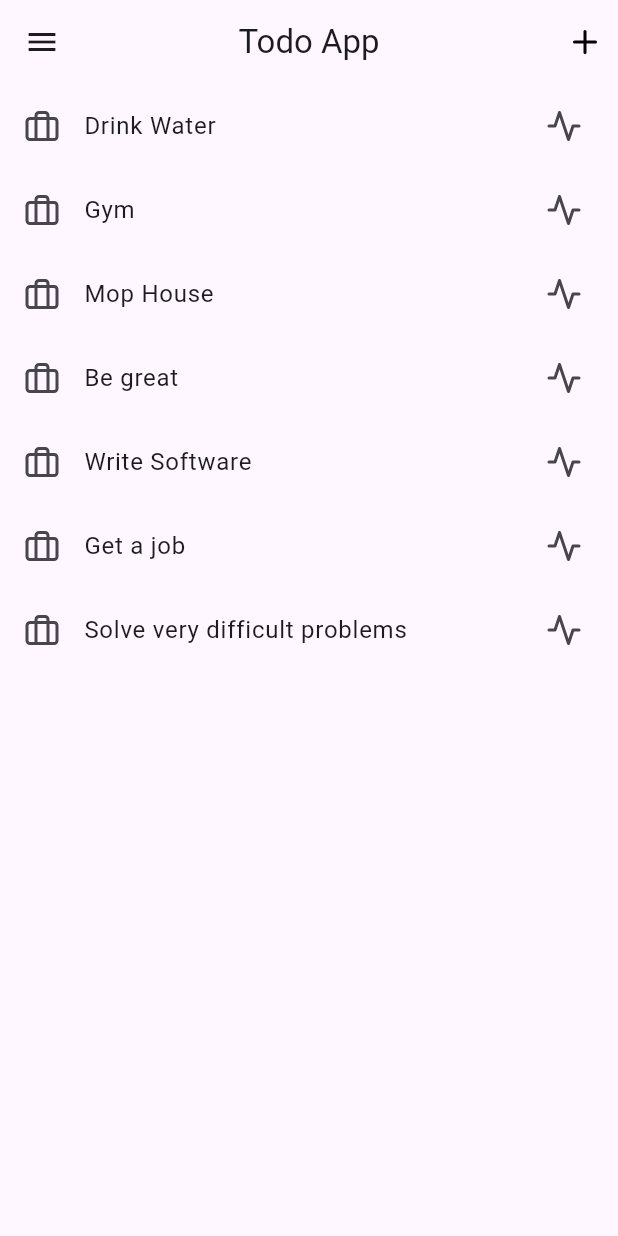
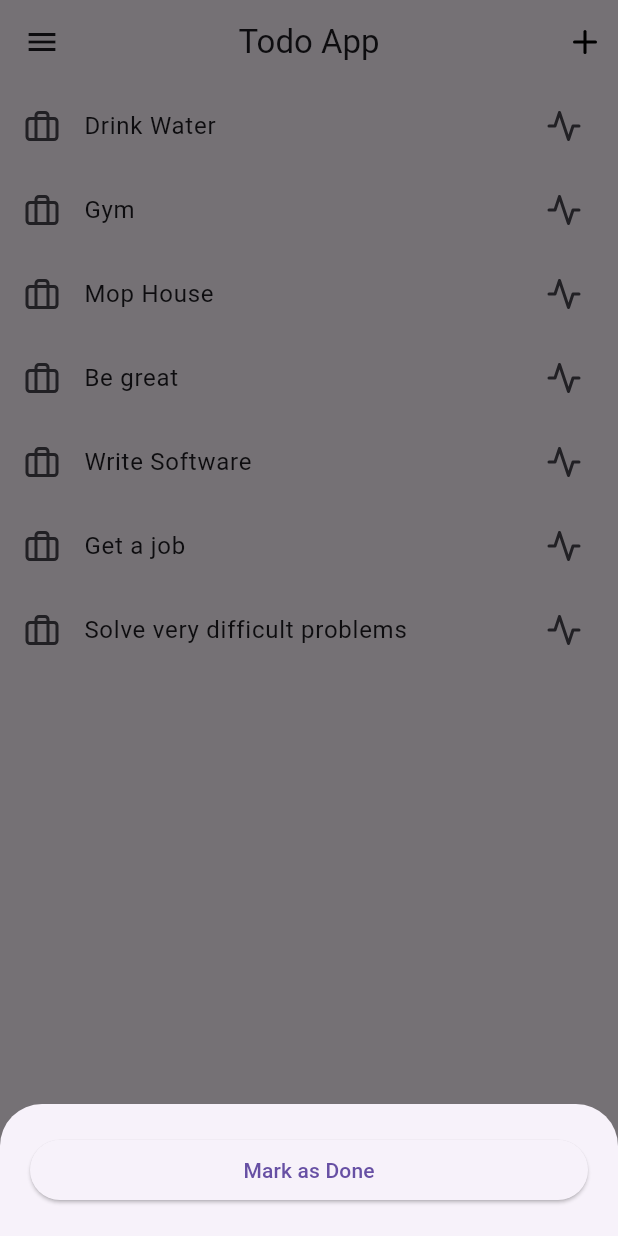
Before and after one commit to Emekaony/Todo-App, a Flutter app: the screen it shows after launch, after a tap on "Drink Water", on a phone screen of 412 x 824 dp. Run offline on Flutter 3.47's test engine with Material 3 defaults, Android fonts, the phone set to English and light mode, and no system bars; our stand-ins replace feather_icons.

```diff
--- a/lib/main_screen.dart
+++ b/lib/main_screen.dart
@@ -75,7 +75,22 @@ class _MainScreenState extends State<MainScreen> {
         itemBuilder: (BuildContext context, int idx) {
           return ListTile(
             onTap: () {
-              print("Clicked item in index: $idx");
+              showModalBottomSheet(
+                  context: context,
+                  builder: (context) {
+                    return Container(
+                      width: double.infinity,
+                      padding: EdgeInsets.all(20),
+                      child: ElevatedButton(
+                          onPressed: () {
+                            setState(() {
+                              todoList.removeAt(idx);
+                            });
+                            Navigator.pop(context);
+                          },
+                          child: Text("Mark as Done")),
+                    );
+                  });
             },
             leading: Icon(FeatherIcons.briefcase),
             trailing: Icon(FeatherIcons.activity),
```
